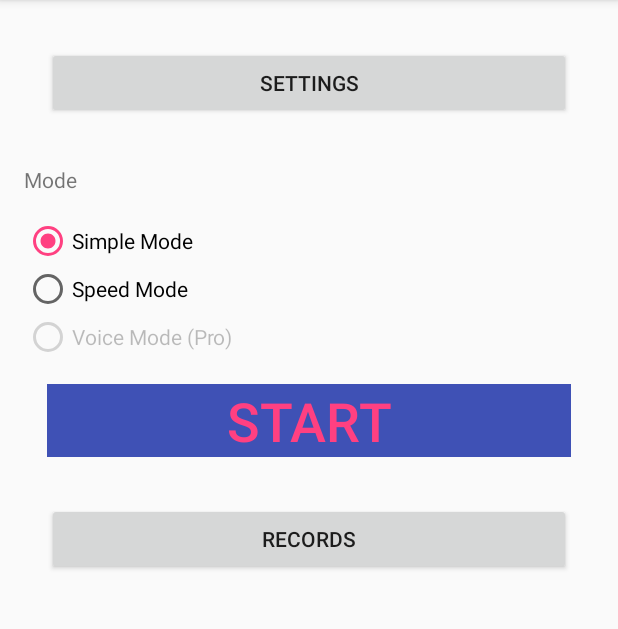
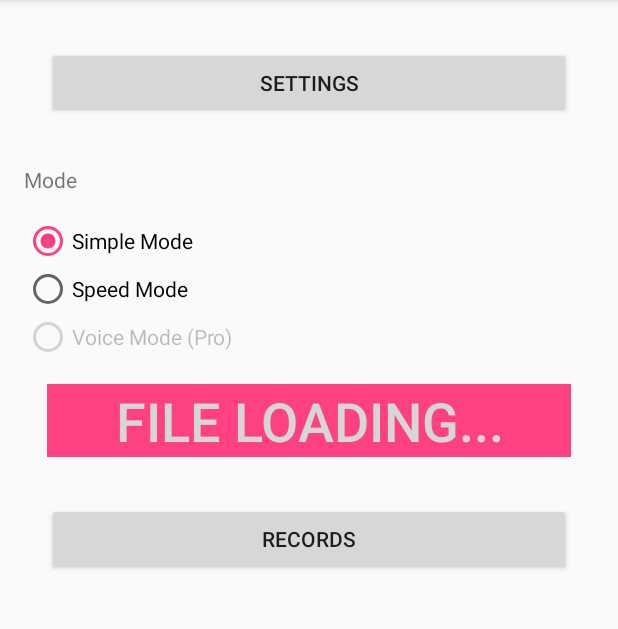
Before and after one commit to knemtsev/TeachQuickRead, an Android app: the screen it shows after launch (MainActivity), on a phone screen of 412 x 824 dp, the part 84-713 px from its top. Run offline under Robolectric (Android 15) with nearby library versions, the phone set to English and light mode, and no system bars; libraries missing offline, so code that uses them is left out: com.travijuu.numberpicker, io.realm; plain views replace NumberPicker; 3 statements that could not run were skipped.

Commit message:
first commit

```diff
--- a/app/src/main/java/com/nnsoft/teachquickread/MainActivity.java
+++ b/app/src/main/java/com/nnsoft/teachquickread/MainActivity.java
@@ -2,7 +2,9 @@ package com.nnsoft.teachquickread;
 
 import android.content.Intent;
 import android.os.Bundle;
+import android.support.v4.content.ContextCompat;
 import android.support.v7.app.AppCompatActivity;
+import android.util.Log;
 import android.view.View;
 import android.widget.Button;
 import android.widget.LinearLayout;
@@ -29,6 +31,8 @@ public class MainActivity extends AppCompatActivity {
     //private GoogleApiClient client;
     private Button btnRecords;
 
+    private FileLoader fl;
+
     @Override
     protected void onCreate(Bundle savedInstanceState) {
         super.onCreate(savedInstanceState);
@@ -37,7 +41,7 @@ public class MainActivity extends AppCompatActivity {
 
         Realm.init(this);
         Options.rest(this);
-        Options.asyncSetParagraphs(this);
+        //Options.asyncSetParagraphs(this);
 
         btnSettings = (Button) findViewById(R.id.btnOptions);
         btnSettings.setOnClickListener(new View.OnClickListener() {
@@ -100,7 +104,6 @@ public class MainActivity extends AppCompatActivity {
         }
 
         restState();
-
     }
 
 
@@ -136,12 +139,29 @@ public class MainActivity extends AppCompatActivity {
         npFixedSpeed.setValue(Options.getReadSpeed());
     }
 
+    private void setStateOfStartButton()
+    {
+        if(Options.isFileLoaded()) {
+            btnStart.setBackgroundColor(ContextCompat.getColor(this,R.color.colorHeader));
+            btnStart.setText(getString(R.string.start));
+        }
+        else
+        {
+            btnStart.setBackgroundColor(ContextCompat.getColor(this,R.color.colorAccent));
+            btnStart.setText(getString(R.string.wait_file));
+        }
+        btnStart.setEnabled(Options.isFileLoaded());
+    }
+
     @Override
     protected void onResume()
     {
         super.onResume();
-
-        btnStart.setEnabled(Options.getParagraphs()!=null);
+        setStateOfStartButton();
+        if(!Options.isFileLoaded()) {
+            fl = new FileLoader();
+            fl.start();
+        }
     }
     @Override
     protected void onDestroy() {
@@ -156,4 +176,33 @@ public class MainActivity extends AppCompatActivity {
         saveState();
         Options.save(this);
     }
+
+    private class FileLoader extends Thread {
+        public boolean stopped = false;
+        private long id = this.getId();
+
+        public void run() {
+
+//            try {
+//                Thread.sleep(1000);
+//            }catch (Exception e)
+//            {
+//                Log.d(TAG,e.toString());
+//            }
+            Options.asyncSetParagraphs(MainActivity.this);
+            try {
+                MainActivity.this.runOnUiThread(
+                        new Runnable() {
+                            @Override
+                            public void run() {
+                                setStateOfStartButton();
+                            }
+                        }
+                );
+            } catch (Exception e) {
+                Log.d(TAG,e.toString());
+            }
+        }
+    }
+
 }
--- a/app/src/main/java/com/nnsoft/teachquickread/Options.java
+++ b/app/src/main/java/com/nnsoft/teachquickread/Options.java
@@ -32,6 +32,9 @@ public class Options {
     private static Date lastDateSpeedMode;
     private static int maxSpeed;
     private static boolean useHyphenation;
+    private static boolean fileLoaded;
+    private static boolean randomText;  // случайный фрагмент
+    private static int endOfLastText;
 
     private static FB2 fb2;
 
@@ -74,6 +77,7 @@ public class Options {
             lastDateSpeedMode = parser.parse(pref.getString("lastDateSpeedMode", formatDate(new Date())));
             maxSpeed = pref.getInt("maxSpeed", 300);
             useHyphenation=pref.getBoolean("useHyphenation",true);
+            fileLoaded=false;
         } catch (Exception ex) {
             Log.e(TAG, ex.toString());
         }
@@ -126,6 +130,7 @@ public class Options {
                 Log.d(TAG,ex.toString());
             }
         }
+        setFileLoaded(paragraphs!=null);
     }
 
     public static String[] getParagraphs() {
@@ -208,4 +213,12 @@ public class Options {
     public static void setUseHyphenation(boolean useHyphenation) {
         Options.useHyphenation = useHyphenation;
     }
+
+    public static boolean isFileLoaded() {
+        return fileLoaded;
+    }
+
+    public static void setFileLoaded(boolean fileLoaded) {
+        Options.fileLoaded = fileLoaded;
+    }
 }
--- a/app/src/main/res/layout/activity_main.xml
+++ b/app/src/main/res/layout/activity_main.xml
@@ -96,9 +96,9 @@
                 android:id="@+id/btnStart"
                 android:text="@string/start"
                 android:textSize="36dp"
-                android:textColor="@color/colorAccent"
+                android:textColor="@color/colorLightGray"
                 android:background="@color/colorPrimary"
-                android:shadowColor="@color/colorLightGray"
+                android:maxLines="1"
                 android:layout_margin="@dimen/button_margin" />
 
             <Button
--- a/app/src/main/res/layout/activity_settings.xml
+++ b/app/src/main/res/layout/activity_settings.xml
@@ -42,7 +42,7 @@
                 android:orientation="horizontal"
                 android:weightSum="1">
 
-                <EditText
+                <TextView
                     android:id="@+id/edChooseFileToRead"
                     android:layout_width="wrap_content"
                     android:layout_height="wrap_content"
--- a/app/src/main/res/values/strings.xml
+++ b/app/src/main/res/values/strings.xml
@@ -30,4 +30,5 @@
     <string name="check_skip_vowels">Skip vowels</string>
     <string name="max_speed">Max speed (w/m)</string>
     <string name="use_hyphenation">Use hyphenation</string>
+    <string name="wait_file">file loading...</string>
 </resources>
```
Also changed, not shown: app/src/main/java/com/nnsoft/teachquickread/ReadActivity.java (+68 -25 lines), app/src/main/java/com/nnsoft/teachquickread/SettingsActivity.java (+4 -3 lines), 1 other file.
